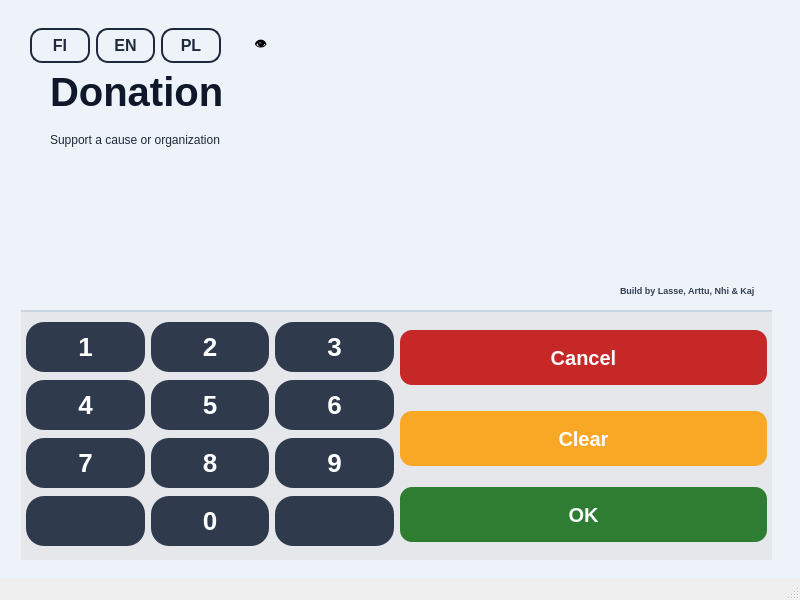
Lassesa/ATM_Bank-project, file bank-automat/mainwindow.ui: the form before one commit.
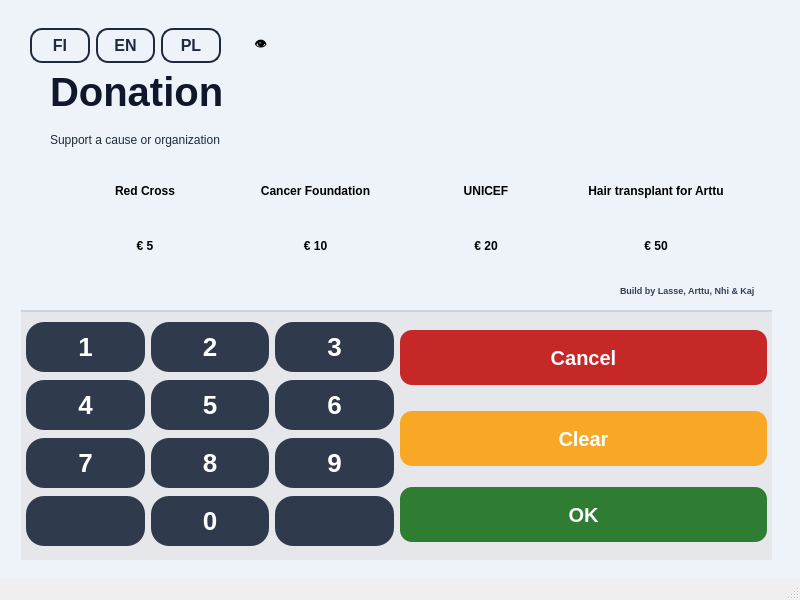
The form after the commit. The open tabs and pages were chosen to show the change. Icons and pictures are not drawn.

Commit message: UI: improve donation selection and fix button text clipping

What changed in the file:
```diff
--- a/bank-automat/mainwindow.ui
+++ b/bank-automat/mainwindow.ui
@@ -147,7 +147,18 @@
 #btn_main_choice_6,
 #btn_main_choice_7,
 #btn_main_choice_8,
-#Balance_btn_choice_1 {
+
+#Balance_btn_choice_1,
+
+#btn_amount_choice_1,
+#btn_amount_choice_2,
+#btn_amount_choice_3,
+#btn_amount_choice_4,
+#btn_donation_choice_1,
+#btn_donation_choice_2,
+#btn_donation_choice_3,
+#btn_donation_choice_4
+{
 
  background: qlineargradient(
         x1:0, y1:0, x2:1, y2:1,
@@ -185,7 +196,16 @@
 #btn_main_choice_6:hover,
 #btn_main_choice_7:hover,
 #btn_main_choice_8:hover,
-#Balance_btn_choice_1:hover{
+#Balance_btn_choice_1:hover,
+
+#btn_amount_choice_1:hover,
+#btn_amount_choice_2:hover,
+#btn_amount_choice_3:hover,
+#btn_amount_choice_4:hover,
+#btn_donation_choice_1:hover,
+#btn_donation_choice_2:hover,
+#btn_donation_choice_3:hover,
+#btn_donation_choice_4:hover {
     background-color: #1D4ED8;
 }
 
@@ -198,8 +218,33 @@
 #btn_main_choice_6:pressed,
 #btn_main_choice_7:pressed,
 #btn_main_choice_8:pressed,
-#Balance_btn_choice_1:pressed {
+
+#Balance_btn_choice_1:pressed,
+
+#btn_amount_choice_1:pressed,
+#btn_amount_choice_2:pressed,
+#btn_amount_choice_3:pressed,
+#btn_amount_choice_4:pressed,
+#btn_donation_choice_1:pressed,
+#btn_donation_choice_2:pressed,
+#btn_donation_choice_3:pressed,
+#btn_donation_choice_4:pressed {
     background-color: #1E40AF;
+}
+
+#btn_donation_choice_1:checked,
+#btn_donation_choice_2:checked,
+#btn_donation_choice_3:checked,
+#btn_donation_choice_4:checked,
+#btn_amount_choice_1:checked,
+#btn_amount_choice_2:checked,
+#btn_amount_choice_3:checked,
+#btn_amount_choice_4:checked {
+    background: qlineargradient(
+        x1:0, y1:0, x2:1, y2:1,
+        stop:0 #DB2777,
+        stop:1 #9D174D
+    );
 }</string>
    </property>
    <widget class="QStackedWidget" name="display">
@@ -783,6 +828,89 @@
        </item>
       </layout>
      </widget>
+     <widget class="QWidget" name="layoutWidget_3">
+      <property name="geometry">
+       <rect>
+        <x>30</x>
+        <y>130</y>
+        <width>701</width>
+        <height>141</height>
+       </rect>
+      </property>
+      <layout class="QGridLayout" name="DonationGrid">
+       <property name="leftMargin">
+        <number>16</number>
+       </property>
+       <property name="topMargin">
+        <number>16</number>
+       </property>
+       <property name="rightMargin">
+        <number>16</number>
+       </property>
+       <property name="bottomMargin">
+        <number>16</number>
+       </property>
+       <property name="spacing">
+        <number>12</number>
+       </property>
+       <item row="1" column="2">
+        <widget class="QPushButton" name="btn_amount_choice_3">
+         <property name="text">
+          <string>€ 20</string>
+         </property>
+        </widget>
+       </item>
+       <item row="0" column="0">
+        <widget class="QPushButton" name="btn_donation_choice_1">
+         <property name="text">
+          <string>Red Cross</string>
+         </property>
+        </widget>
+       </item>
+       <item row="0" column="1">
+        <widget class="QPushButton" name="btn_donation_choice_2">
+         <property name="text">
+          <string>Cancer Foundation</string>
+         </property>
+        </widget>
+       </item>
+       <item row="1" column="1">
+        <widget class="QPushButton" name="btn_amount_choice_2">
+         <property name="text">
+          <string>€ 10</string>
+         </property>
+        </widget>
+       </item>
+       <item row="0" column="3">
+        <widget class="QPushButton" name="btn_donation_choice_4">
+         <property name="text">
+          <string>Hair transplant for Arttu</string>
+         </property>
+        </widget>
+       </item>
+       <item row="1" column="3">
+        <widget class="QPushButton" name="btn_amount_choice_4">
+         <property name="text">
+          <string>€ 50</string>
+         </property>
+        </widget>
+       </item>
+       <item row="1" column="0">
+        <widget class="QPushButton" name="btn_amount_choice_1">
+         <property name="text">
+          <string>€ 5</string>
+         </property>
+        </widget>
+       </item>
+       <item row="0" column="2">
+        <widget class="QPushButton" name="btn_donation_choice_3">
+         <property name="text">
+          <string>UNICEF</string>
+         </property>
+        </widget>
+       </item>
+      </layout>
+     </widget>
     </widget>
     <widget class="QWidget" name="page8_Exit">
      <widget class="QWidget" name="layoutWidget_26">
```
Left out of the diff: 8 changed lines with no effect on the pictures. The commit also changes 3 other files.
